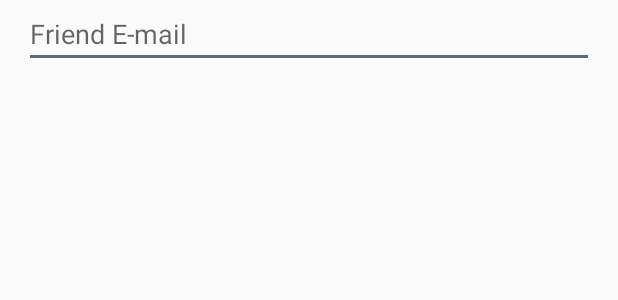
After one commit to hossamnasser938/OCSChat, an Android app: the layout fragment_invite_friend.xml on its own in the app's theme, with its tools: preview values and no code run, on a phone screen of 412 x 824 dp. The commit adds this screen. Shown: the top 300 px of the screen. Run offline under Robolectric (Android 15) with nearby library versions, the phone set to English and light mode, and no system bars.

Commit message:
Create layouts for friend invitation

```diff
--- a/app/src/main/java/com/example/android/ocschat/fragment/AddFriendFragment.kt
+++ b/app/src/main/java/com/example/android/ocschat/fragment/AddFriendFragment.kt
@@ -56,7 +56,7 @@ class AddFriendFragment : Fragment() {
     override fun onOptionsItemSelected(item: MenuItem?): Boolean {
         when(item?.itemId){
             R.id.invite_friend_menu_item -> {
-                //TODO: invite friend functionality
+                transition.openFragment(InviteFriendFragment())
             }
         }
         return true
--- /dev/null
+++ b/app/src/main/res/layout/fragment_invite_friend.xml
@@ -0,0 +1,15 @@
+<?xml version="1.0" encoding="utf-8"?>
+<LinearLayout xmlns:android="http://schemas.android.com/apk/res/android"
+    android:layout_width="match_parent"
+    android:layout_height="match_parent"
+    android:orientation="vertical">
+
+    <EditText
+        android:id="@+id/invite_friend_email_edit_text"
+        android:layout_width="match_parent"
+        android:layout_height="wrap_content"
+        android:layout_marginLeft="@dimen/default16_margin"
+        android:layout_marginRight="@dimen/default16_margin"
+        android:hint="@string/friend_email" />
+
+</LinearLayout>
--- a/app/src/main/res/values/strings.xml
+++ b/app/src/main/res/values/strings.xml
@@ -36,4 +36,5 @@
     <string name="invite_friend">Invite friend</string>
     <string name="account_updated">Account updated successfully</string>
     <string name="no_changes_to_update">No changes to update</string>
+    <string name="friend_email">Friend E-mail</string>
 </resources>
```
Also changed, not shown: app/src/main/java/com/example/android/ocschat/fragment/InviteFriendFragment.kt (added, +41 -0 lines), app/src/main/res/menu/invite_friend_menu.xml (added, +10 -0 lines).
